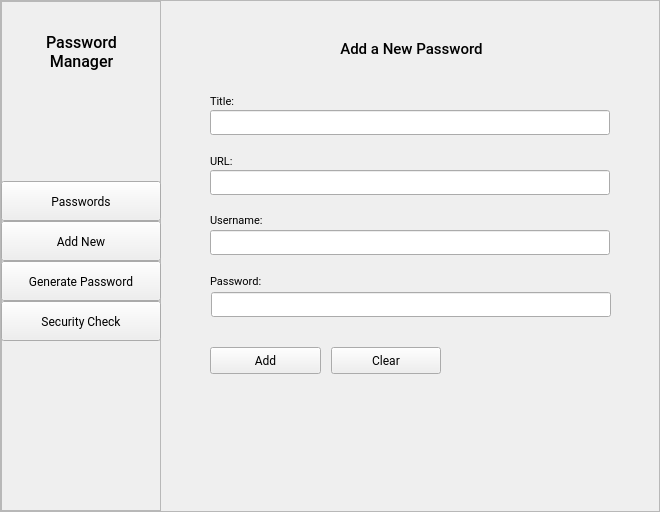
Qt form main_window.ui (EmueI/password-manager) before a commit.
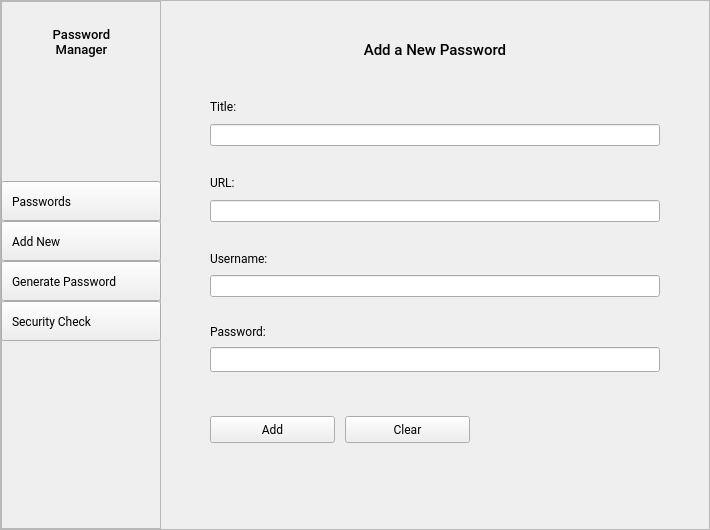
The same form after that commit. The open tabs and pages were chosen to show the change. Icons and pictures are not drawn.

The edit to the form file:
```diff
--- a/main_window.ui
+++ b/main_window.ui
@@ -6,13 +6,20 @@
    <rect>
     <x>0</x>
     <y>0</y>
-    <width>660</width>
-    <height>512</height>
+    <width>710</width>
+    <height>530</height>
    </rect>
   </property>
   <property name="windowTitle">
    <string>Password Manager</string>
   </property>
+  <property name="styleSheet">
+   <string notr="true">#buttonTabAddNew, #buttonTabGenerate, #buttonTabPasswords, #buttonTabSecurity {
+	text-align: left;
+	padding: 10px;
+}
+</string>
+  </property>
   <property name="animated">
    <bool>true</bool>
   </property>
@@ -162,6 +169,7 @@
              <property name="font">
               <font>
                <family>Roboto</family>
+               <pointsize>9</pointsize>
               </font>
              </property>
              <property name="cursor">
@@ -226,6 +234,7 @@
              <property name="font">
               <font>
                <family>Roboto</family>
+               <pointsize>9</pointsize>
               </font>
              </property>
              <property name="cursor">
@@ -266,6 +275,7 @@
              <property name="font">
               <font>
                <family>Roboto</family>
+               <pointsize>9</pointsize>
               </font>
              </property>
              <property name="cursor">
@@ -306,6 +316,7 @@
              <property name="font">
               <font>
                <family>Roboto</family>
+               <pointsize>9</pointsize>
               </font>
              </property>
              <property name="cursor">
@@ -334,16 +345,16 @@
          <widget class="QLabel" name="label">
           <property name="geometry">
            <rect>
-            <x>20</x>
+            <x>30</x>
             <y>20</y>
-            <width>121</width>
-            <height>61</height>
+            <width>101</width>
+            <height>41</height>
            </rect>
           </property>
           <property name="font">
            <font>
             <family>Roboto Medium</family>
-            <pointsize>12</pointsize>
+            <pointsize>10</pointsize>
             <italic>false</italic>
             <underline>false</underline>
             <strikeout>false</strikeout>
@@ -690,79 +701,13 @@
              <property name="frameShadow">
               <enum>QFrame::Raised</enum>
              </property>
-             <widget class="QLabel" name="labelTitle">
-              <property name="geometry">
-               <rect>
-                <x>40</x>
-                <y>80</y>
-                <width>33</width>
-                <height>21</height>
-               </rect>
-              </property>
-              <property name="font">
-               <font>
-                <family>Roboto</family>
-                <pointsize>8</pointsize>
-               </font>
-              </property>
-              <property name="text">
-               <string>Title:</string>
-              </property>
-              <property name="alignment">
-               <set>Qt::AlignLeading|Qt::AlignLeft|Qt::AlignVCenter</set>
-              </property>
-             </widget>
-             <widget class="QLabel" name="labelUsername">
-              <property name="geometry">
-               <rect>
-                <x>40</x>
-                <y>200</y>
-                <width>55</width>
-                <height>20</height>
-               </rect>
-              </property>
-              <property name="font">
-               <font>
-                <family>Roboto</family>
-                <pointsize>8</pointsize>
-               </font>
-              </property>
-              <property name="text">
-               <string>Username:</string>
-              </property>
-              <property name="alignment">
-               <set>Qt::AlignLeading|Qt::AlignLeft|Qt::AlignVCenter</set>
-              </property>
-             </widget>
-             <widget class="QLabel" name="labelPassword">
-              <property name="geometry">
-               <rect>
-                <x>40</x>
-                <y>260</y>
-                <width>54</width>
-                <height>21</height>
-               </rect>
-              </property>
-              <property name="font">
-               <font>
-                <family>Roboto</family>
-                <pointsize>8</pointsize>
-               </font>
-              </property>
-              <property name="text">
-               <string>Password:</string>
-              </property>
-              <property name="alignment">
-               <set>Qt::AlignLeading|Qt::AlignLeft|Qt::AlignVCenter</set>
-              </property>
-             </widget>
              <widget class="QLabel" name="labelHeading">
               <property name="geometry">
                <rect>
-                <x>170</x>
+                <x>110</x>
                 <y>30</y>
-                <width>143</width>
-                <height>18</height>
+                <width>310</width>
+                <height>20</height>
                </rect>
               </property>
               <property name="font">
@@ -778,83 +723,13 @@
                <set>Qt::AlignCenter</set>
               </property>
              </widget>
-             <widget class="QLineEdit" name="editTitle">
+             <widget class="QFrame" name="frameFormButtons">
               <property name="geometry">
                <rect>
                 <x>40</x>
-                <y>100</y>
-                <width>400</width>
-                <height>25</height>
-               </rect>
-              </property>
-              <property name="font">
-               <font>
-                <family>Roboto</family>
-                <pointsize>8</pointsize>
-               </font>
-              </property>
-             </widget>
-             <widget class="QLineEdit" name="editUsername">
-              <property name="geometry">
-               <rect>
-                <x>40</x>
-                <y>220</y>
-                <width>400</width>
-                <height>25</height>
-               </rect>
-              </property>
-              <property name="font">
-               <font>
-                <family>Roboto</family>
-                <pointsize>8</pointsize>
-               </font>
-              </property>
-             </widget>
-             <widget class="QLineEdit" name="editUrl">
-              <property name="geometry">
-               <rect>
-                <x>40</x>
-                <y>160</y>
-                <width>400</width>
-                <height>25</height>
-               </rect>
-              </property>
-              <property name="font">
-               <font>
-                <family>Roboto</family>
-                <pointsize>8</pointsize>
-               </font>
-              </property>
-             </widget>
-             <widget class="QLabel" name="labelUrl">
-              <property name="geometry">
-               <rect>
-                <x>40</x>
-                <y>140</y>
-                <width>33</width>
-                <height>21</height>
-               </rect>
-              </property>
-              <property name="font">
-               <font>
-                <family>Roboto</family>
-                <pointsize>8</pointsize>
-               </font>
-              </property>
-              <property name="text">
-               <string>URL:</string>
-              </property>
-              <property name="alignment">
-               <set>Qt::AlignLeading|Qt::AlignLeft|Qt::AlignVCenter</set>
-              </property>
-             </widget>
-             <widget class="QFrame" name="frameButtons">
-              <property name="geometry">
-               <rect>
-                <x>40</x>
-                <y>330</y>
-                <width>231</width>
-                <height>41</height>
+                <y>400</y>
+                <width>260</width>
+                <height>40</height>
                </rect>
               </property>
               <property name="font">
@@ -892,6 +767,11 @@
                    <height>27</height>
                   </size>
                  </property>
+                 <property name="font">
+                  <font>
+                   <pointsize>9</pointsize>
+                  </font>
+                 </property>
                  <property name="cursor">
                   <cursorShape>PointingHandCursor</cursorShape>
                  </property>
@@ -908,6 +788,11 @@
                    <height>27</height>
                   </size>
                  </property>
+                 <property name="font">
+                  <font>
+                   <pointsize>9</pointsize>
+                  </font>
+                 </property>
                  <property name="cursor">
                   <cursorShape>PointingHandCursor</cursorShape>
                  </property>
@@ -918,30 +803,238 @@
                </item>
               </layout>
              </widget>
-             <widget class="QLineEdit" name="editPassword">
+             <widget class="QFrame" name="framePasswordEntries">
               <property name="geometry">
                <rect>
-                <x>41</x>
-                <y>282</y>
-                <width>400</width>
-                <height>25</height>
+                <x>40</x>
+                <y>70</y>
+                <width>450</width>
+                <height>301</height>
                </rect>
               </property>
-              <property name="minimumSize">
-               <size>
-                <width>0</width>
-                <height>25</height>
-               </size>
+              <property name="frameShape">
+               <enum>QFrame::NoFrame</enum>
               </property>
-              <property name="font">
-               <font>
-                <family>Roboto</family>
-                <pointsize>8</pointsize>
-               </font>
+              <property name="frameShadow">
+               <enum>QFrame::Raised</enum>
               </property>
-              <property name="echoMode">
-               <enum>QLineEdit::Password</enum>
-              </property>
+              <layout class="QVBoxLayout" name="verticalLayout_10">
+               <property name="spacing">
+                <number>0</number>
+               </property>
+               <property name="leftMargin">
+                <number>0</number>
+               </property>
+               <property name="topMargin">
+                <number>0</number>
+               </property>
+               <property name="rightMargin">
+                <number>0</number>
+               </property>
+               <property name="bottomMargin">
+                <number>0</number>
+               </property>
+               <item>
+                <widget class="QFrame" name="frameTitleEntry">
+                 <property name="frameShape">
+                  <enum>QFrame::NoFrame</enum>
+                 </property>
+                 <property name="frameShadow">
+                  <enum>QFrame::Raised</enum>
+                 </property>
+                 <layout class="QVBoxLayout" name="verticalLayout_6">
+                  <property name="spacing">
+                   <number>0</number>
+                  </property>
+                  <property name="leftMargin">
+                   <number>0</number>
+                  </property>
+                  <property name="rightMargin">
+                   <number>0</number>
+                  </property>
+                  <item>
+                   <widget class="QLabel" name="labelTitle">
+                    <property name="font">
+                     <font>
+                      <family>Roboto</family>
+                      <pointsize>9</pointsize>
+                     </font>
+                    </property>
+                    <property name="text">
+                     <string>Title:</string>
+                    </property>
+                    <property name="alignment">
+                     <set>Qt::AlignLeading|Qt::AlignLeft|Qt::AlignVCenter</set>
+                    </property>
+                   </widget>
+                  </item>
+                  <item>
+                   <widget class="QLineEdit" name="editTitle">
+                    <property name="font">
+                     <font>
+                      <family>Roboto</family>
+                      <pointsize>8</pointsize>
+                     </font>
+                    </property>
+                   </widget>
+                  </item>
+                 </layout>
+                </widget>
+               </item>
+               <item>
+                <widget class="QFrame" name="frameUrlEntry">
+                 <property name="frameShape">
+                  <enum>QFrame::NoFrame</enum>
+                 </property>
+                 <property name="frameShadow">
+                  <enum>QFrame::Raised</enum>
+                 </property>
+                 <layout class="QVBoxLayout" name="verticalLayout_7">
+                  <property name="spacing">
+                   <number>0</number>
+                  </property>
+                  <property name="leftMargin">
+                   <number>0</number>
+                  </property>
+                  <property name="rightMargin">
+                   <number>0</number>
+                  </property>
+                  <item>
+                   <widget class="QLabel" name="labelUrl">
+                    <property name="font">
+                     <font>
+                      <family>Roboto</family>
+                      <pointsize>9</pointsize>
+                     </font>
+                    </property>
+                    <property name="text">
+                     <string>URL:</string>
+                    </property>
+                    <property name="alignment">
+                     <set>Qt::AlignLeading|Qt::AlignLeft|Qt::AlignVCenter</set>
+                    </property>
+                   </widget>
+                  </item>
+                  <item>
+                   <widget class="QLineEdit" name="editUrl">
+                    <property name="font">
+                     <font>
+                      <family>Roboto</family>
+                      <pointsize>8</pointsize>
+                     </font>
+                    </property>
+                   </widget>
+                  </item>
+                 </layout>
+                </widget>
+               </item>
+               <item>
+                <widget class="QFrame" name="frameUsernameEntry">
+                 <property name="frameShape">
+                  <enum>QFrame::NoFrame</enum>
+                 </property>
+                 <property name="frameShadow">
+                  <enum>QFrame::Raised</enum>
+                 </property>
+                 <layout class="QVBoxLayout" name="verticalLayout_8">
+                  <property name="spacing">
+                   <number>0</number>
+                  </property>
+                  <property name="leftMargin">
+                   <number>0</number>
+                  </property>
+                  <property name="topMargin">
+                   <number>10</number>
+                  </property>
+                  <property name="rightMargin">
+                   <number>0</number>
+                  </property>
+                  <item>
+                   <widget class="QLabel" name="labelUsername">
+                    <property name="font">
+                     <font>
+                      <family>Roboto</family>
+                      <pointsize>9</pointsize>
+                     </font>
+                    </property>
+                    <property name="text">
+                     <string>Username:</string>
+                    </property>
+                    <property name="alignment">
+                     <set>Qt::AlignLeading|Qt::AlignLeft|Qt::AlignVCenter</set>
+                    </property>
+                   </widget>
+                  </item>
+                  <item>
+                   <widget class="QLineEdit" name="editUsername">
+                    <property name="font">
+                     <font>
+                      <family>Roboto</family>
+                      <pointsize>8</pointsize>
+                     </font>
+                    </property>
+                   </widget>
+                  </item>
+                 </layout>
+                </widget>
+               </item>
+               <item>
+                <widget class="QFrame" name="framePasswordEntry">
+                 <property name="frameShape">
+                  <enum>QFrame::NoFrame</enum>
+                 </property>
+                 <property name="frameShadow">
+                  <enum>QFrame::Raised</enum>
+                 </property>
+                 <layout class="QVBoxLayout" name="verticalLayout_9">
+                  <property name="spacing">
+                   <number>0</number>
+                  </property>
+                  <property name="leftMargin">
+                   <number>0</number>
+                  </property>
+                  <property name="rightMargin">
+                   <number>0</number>
+                  </property>
+                  <item>
+                   <widget class="QLabel" name="labelPassword">
+                    <property name="font">
+                     <font>
+                      <family>Roboto</family>
+                      <pointsize>9</pointsize>
+                     </font>
+                    </property>
+                    <property name="text">
+                     <string>Password:</string>
+                    </property>
+                    <property name="alignment">
+                     <set>Qt::AlignLeading|Qt::AlignLeft|Qt::AlignVCenter</set>
+                    </property>
+                   </widget>
+                  </item>
+                  <item>
+                   <widget class="QLineEdit" name="editPassword">
+                    <property name="minimumSize">
+                     <size>
+                      <width>0</width>
+                      <height>25</height>
+                     </size>
+                    </property>
+                    <property name="font">
+                     <font>
+                      <family>Roboto</family>
+                      <pointsize>8</pointsize>
+                     </font>
+                    </property>
+                    <property name="echoMode">
+                     <enum>QLineEdit::Password</enum>
+                    </property>
+                   </widget>
+                  </item>
+                 </layout>
+                </widget>
+               </item>
+              </layout>
              </widget>
             </widget>
            </item>
```
Left out of the diff: 388 changed lines with no effect on the pictures.
